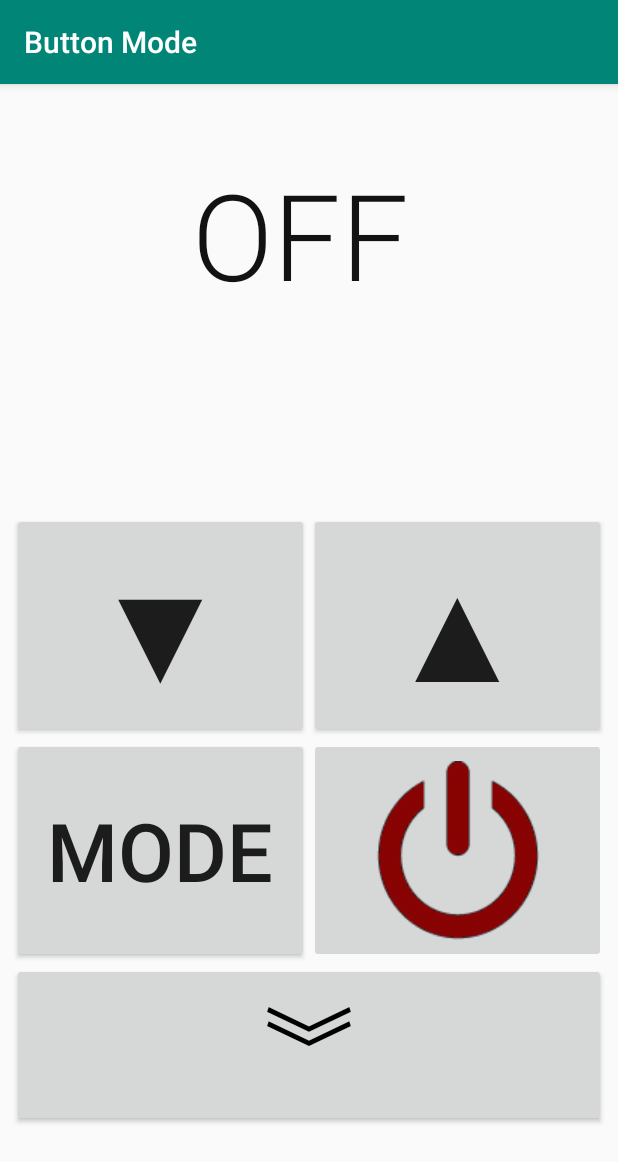
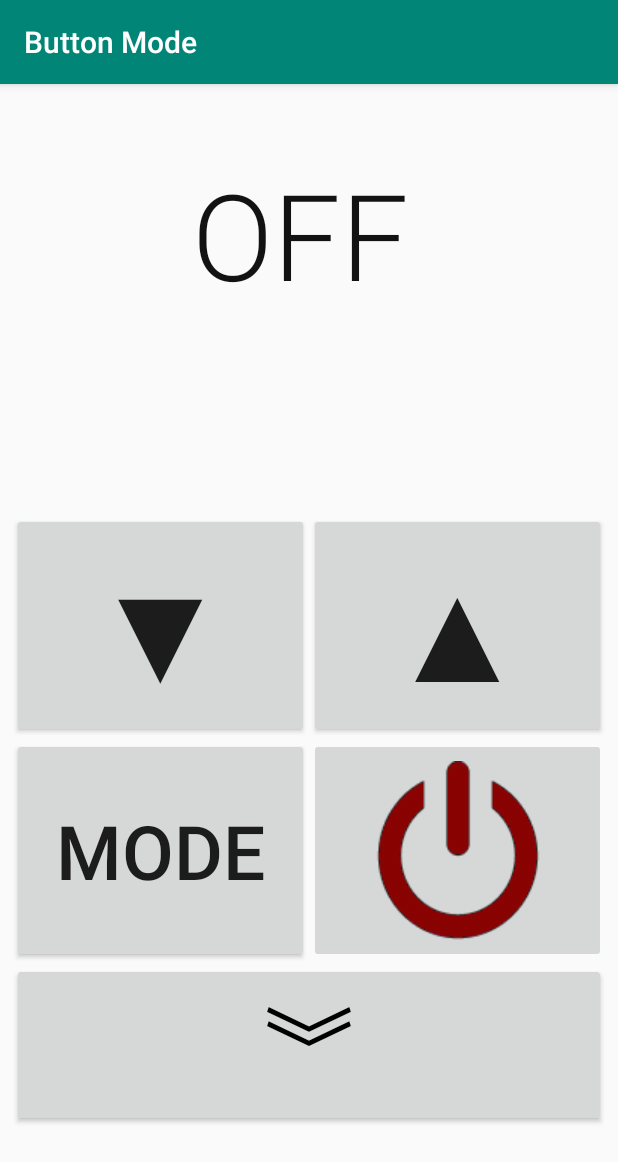
Before and after one commit to GeorgeFotopoulos/Gree-Bora-App, an Android app: the ButtonModeActivity screen opened directly, with no data from a screen before it, on a phone screen of 412 x 824 dp. Shown: the top 1162 px of the screen. Run offline under Robolectric (Android 15) with nearby library versions, the phone set to English and light mode, and no system bars.

Commit message:
Almost Done.

```diff
--- a/app/src/main/java/com/example/greeboraapp/ButtonModeActivity.java
+++ b/app/src/main/java/com/example/greeboraapp/ButtonModeActivity.java
@@ -991,7 +991,7 @@ public class ButtonModeActivity extends AppCompatActivity implements TextToSpeec
         myIntent.putExtra("clean", cleanOn);
         myIntent.putExtra("hide", hideMoreOptions);
         myIntent.putExtra("welcome", false);
-        myIntent.putExtra("temperature", temperatureShowReal);
+        myIntent.putExtra("temperature", temperature);
         startActivity(myIntent);
     }
 
--- a/app/src/main/res/layout/button_mode.xml
+++ b/app/src/main/res/layout/button_mode.xml
@@ -209,7 +209,7 @@
                     android:layout_toLeftOf="@+id/up"
                     android:gravity="center"
                     android:text="MODE"
-                    android:textSize="54dp"
+                    android:textSize="50dp"
                     app:layout_constraintEnd_toStartOf="@+id/onoff"
                     app:layout_constraintStart_toStartOf="parent"
                     app:layout_constraintTop_toBottomOf="@+id/down" />
--- a/build.gradle
+++ b/build.gradle
@@ -7,7 +7,7 @@ buildscript {
 
     }
     dependencies {
-        classpath 'com.android.tools.build:gradle:3.4.1'
+        classpath 'com.android.tools.build:gradle:3.5.2'
 
         // NOTE: Do not place your application dependencies here; they belong
         // in the individual module build.gradle files
```
Also changed, not shown: gradle/wrapper/gradle-wrapper.properties.
